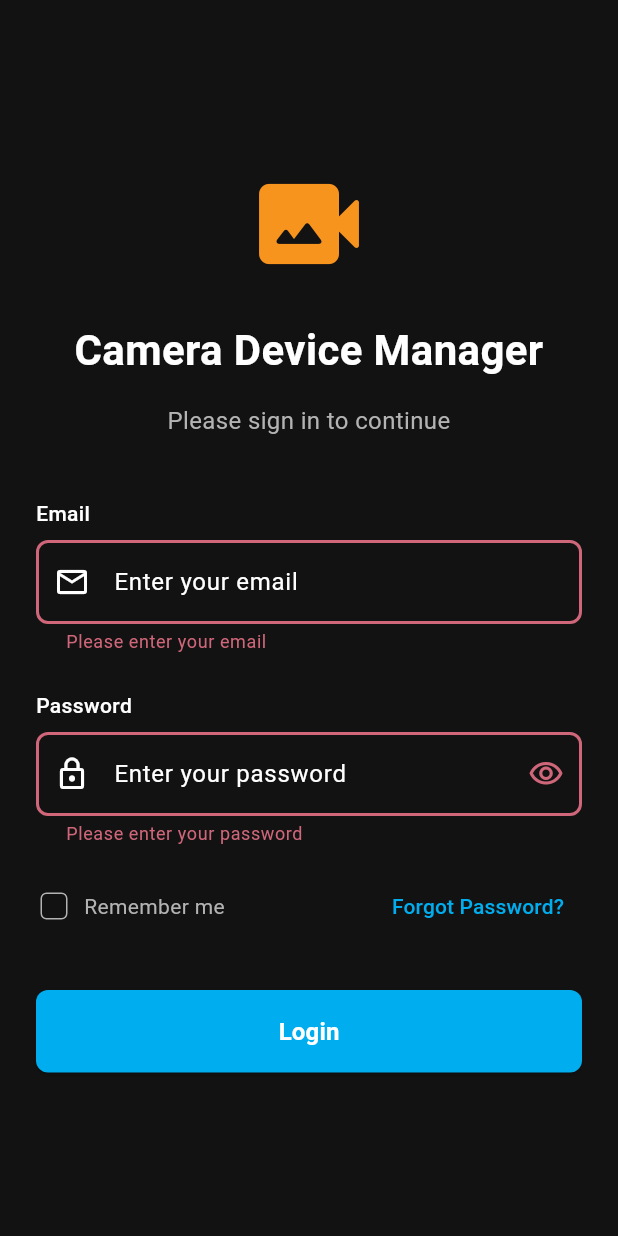
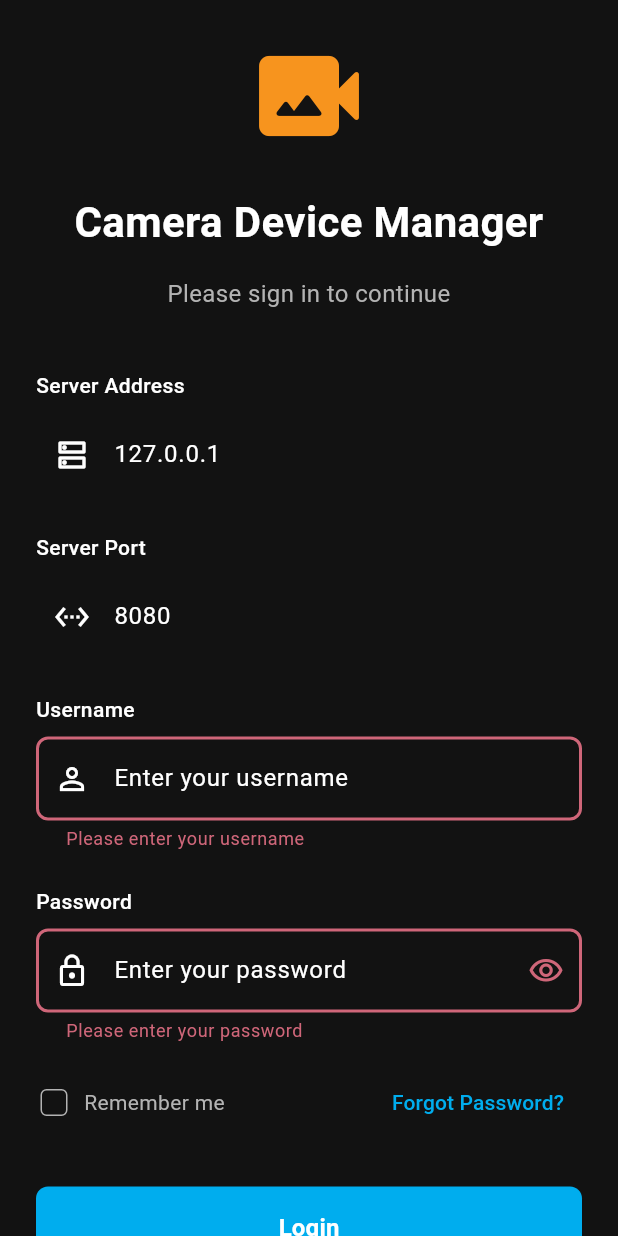
Before and after one commit to Wazirri/flutter-camera-device-management, a Flutter app: the screen it shows after launch, after a tap on "Login", on a phone screen of 412 x 824 dp. Run offline on Flutter 3.47's test engine with Material 3 defaults, Android fonts, the phone set to English and light mode, and no system bars.

Commit message:
Add WebSocket functionality for real-time communication

```diff
--- a/lib/main.dart
+++ b/lib/main.dart
@@ -3,6 +3,7 @@ import 'dart:io' show Platform;
 import 'package:flutter/material.dart';
 import 'package:flutter/services.dart';
 import 'package:flutter/foundation.dart' show kIsWeb;
+import 'package:provider/provider.dart';
 import 'screens/cameras_screen.dart';
 import 'screens/dashboard_screen.dart';
 import 'screens/devices_screen.dart';
@@ -10,10 +11,12 @@ import 'screens/live_view_screen.dart';
 import 'screens/login_screen.dart';
 import 'screens/record_view_screen.dart';
 import 'screens/settings_screen.dart';
+import 'screens/websocket_log_screen.dart';
 import 'theme/app_theme.dart';
 import 'utils/responsive_helper.dart';
 import 'widgets/desktop_menu.dart';
 import 'widgets/mobile_menu.dart';
+import 'providers/websocket_provider.dart';
 
 Future<void> main() async {
   // This captures errors that happen during initialization
@@ -97,7 +100,11 @@ class _MyAppState extends State<MyApp> with WidgetsBindingObserver {
 
   @override
   Widget build(BuildContext context) {
-    return MaterialApp(
+    return MultiProvider(
+      providers: [
+        ChangeNotifierProvider(create: (_) => WebSocketProvider()),
+      ],
+      child: MaterialApp(
         title: 'Camera Device Manager',
         theme: AppTheme.darkTheme,
         debugShowCheckedModeBanner: false,
@@ -110,7 +117,9 @@ class _MyAppState extends State<MyApp> with WidgetsBindingObserver {
           '/cameras': (context) => const AppShell(child: CamerasScreen()),
           '/devices': (context) => const AppShell(child: DevicesScreen()),
           '/settings': (context) => const AppShell(child: SettingsScreen()),
+          '/websocket-logs': (context) => const WebSocketLogScreen(),
         },
+      ),
     );
   }
 }
--- /dev/null
+++ b/lib/providers/websocket_provider.dart
@@ -0,0 +1,35 @@
+import 'package:flutter/material.dart';
+import '../services/websocket_service.dart';
+
+class WebSocketProvider extends ChangeNotifier {
+  final WebSocketService _webSocketService = WebSocketService();
+
+  bool get isConnected => _webSocketService.isConnected;
+  List<String> get messageLog => _webSocketService.messageLog;
+
+  // Connect to WebSocket server
+  Future<bool> connect(String address, String port, String username, String password) async {
+    return await _webSocketService.connect(address, port, username, password);
+  }
+
+  // Send a message
+  void sendMessage(String message) {
+    _webSocketService.sendMessage(message);
+  }
+
+  // Disconnect WebSocket
+  void disconnect() {
+    _webSocketService.disconnect();
+  }
+
+  // Clear message log
+  void clearLog() {
+    _webSocketService.clearLog();
+  }
+
+  @override
+  void dispose() {
+    _webSocketService.dispose();
+    super.dispose();
+  }
+}
--- a/lib/screens/login_screen.dart
+++ b/lib/screens/login_screen.dart
@@ -1,6 +1,8 @@
 import 'package:flutter/material.dart';
+import 'package:provider/provider.dart';
 import '../theme/app_theme.dart';
 import '../utils/responsive_helper.dart';
+import '../providers/websocket_provider.dart';
 
 class LoginScreen extends StatefulWidget {
   const LoginScreen({Key? key}) : super(key: key);
@@ -13,13 +15,27 @@ class _LoginScreenState extends State<LoginScreen> {
   final _formKey = GlobalKey<FormState>();
   final _emailController = TextEditingController();
   final _passwordController = TextEditingController();
+  final _serverAddressController = TextEditingController();
+  final _serverPortController = TextEditingController();
   bool _isPasswordVisible = false;
   bool _rememberMe = false;
+  bool _isConnecting = false;
+  String _connectionStatus = '';
+
+  @override
+  void initState() {
+    super.initState();
+    // Set default values for testing
+    _serverAddressController.text = '127.0.0.1';
+    _serverPortController.text = '8080';
+  }
 
   @override
   void dispose() {
     _emailController.dispose();
     _passwordController.dispose();
+    _serverAddressController.dispose();
+    _serverPortController.dispose();
     super.dispose();
   }
 
@@ -178,8 +194,63 @@ class _LoginScreenState extends State<LoginScreen> {
       child: Column(
         crossAxisAlignment: CrossAxisAlignment.start,
         children: [
+          // Server address field
           const Text(
-            'Email',
+            'Server Address',
+            style: TextStyle(
+              fontWeight: FontWeight.w500,
+              color: AppTheme.darkTextPrimary,
+            ),
+          ),
+          const SizedBox(height: 8),
+          TextFormField(
+            controller: _serverAddressController,
+            keyboardType: TextInputType.text,
+            decoration: const InputDecoration(
+              hintText: 'Enter server address',
+              prefixIcon: Icon(Icons.dns_outlined),
+            ),
+            validator: (value) {
+              if (value == null || value.isEmpty) {
+                return 'Please enter server address';
+              }
+              return null;
+            },
+          ),
+          const SizedBox(height: 24),
+
+          // Server port field
+          const Text(
+            'Server Port',
+            style: TextStyle(
+              fontWeight: FontWeight.w500,
+              color: AppTheme.darkTextPrimary,
+            ),
+          ),
+          const SizedBox(height: 8),
+          TextFormField(
+            controller: _serverPortController,
+            keyboardType: TextInputType.number,
+            decoration: const InputDecoration(
+              hintText: 'Enter server port',
+              prefixIcon: Icon(Icons.settings_ethernet_outlined),
+            ),
+            validator: (value) {
+              if (value == null || value.isEmpty) {
+                return 'Please enter server port';
+              }
+              // Check if port is a valid number
+              if (int.tryParse(value) == null) {
+                return 'Port must be a number';
+              }
+              return null;
+            },
+          ),
+          const SizedBox(height: 24),
+
+          // Username field (renamed from Email)
+          const Text(
+            'Username',
             style: TextStyle(
               fontWeight: FontWeight.w500,
               color: AppTheme.darkTextPrimary,
@@ -188,23 +259,21 @@ class _LoginScreenState extends State<LoginScreen> {
           const SizedBox(height: 8),
           TextFormField(
             controller: _emailController,
-            keyboardType: TextInputType.emailAddress,
+            keyboardType: TextInputType.text,
             decoration: const InputDecoration(
-              hintText: 'Enter your email',
-              prefixIcon: Icon(Icons.email_outlined),
+              hintText: 'Enter your username',
+              prefixIcon: Icon(Icons.person_outline),
             ),
             validator: (value) {
               if (value == null || value.isEmpty) {
-                return 'Please enter your email';
-              }
-              if (!RegExp(r'^[a-zA-Z0-9.]+@[a-zA-Z0-9]+\.[a-zA-Z]+')
-                  .hasMatch(value)) {
-                return 'Please enter a valid email';
+                return 'Please enter your username';
               }
               return null;
             },
           ),
           const SizedBox(height: 24),
+
+          // Password field
           const Text(
             'Password',
             style: TextStyle(
@@ -236,11 +305,24 @@ class _LoginScreenState extends State<LoginScreen> {
               if (value == null || value.isEmpty) {
                 return 'Please enter your password';
               }
-              if (value.length < 6) {
-                return 'Password must be at least 6 characters';
-              }
               return null;
             },
+          ),
+
+          // Connection status message
+          if (_connectionStatus.isNotEmpty)
+            Padding(
+              padding: const EdgeInsets.only(top: 16.0),
+              child: Text(
+                _connectionStatus,
+                style: TextStyle(
+                  color: _connectionStatus.contains('Error') ||
+                         _connectionStatus.contains('Failed')
+                      ? Colors.red
+                      : Colors.green,
+                  fontWeight: FontWeight.w500,
+                ),
+              ),
             ),
         ],
       ),
@@ -295,7 +377,7 @@ class _LoginScreenState extends State<LoginScreen> {
 
   Widget _buildLoginButton() {
     return ElevatedButton(
-      onPressed: _handleLogin,
+      onPressed: _isConnecting ? null : _handleLogin,
       style: ElevatedButton.styleFrom(
         backgroundColor: AppTheme.primaryBlue,
         foregroundColor: Colors.white,
@@ -304,7 +386,16 @@ class _LoginScreenState extends State<LoginScreen> {
           borderRadius: BorderRadius.circular(8),
         ),
       ),
-      child: const Text(
+      child: _isConnecting
+          ? const SizedBox(
+              height: 20,
+              width: 20,
+              child: CircularProgressIndicator(
+                strokeWidth: 2,
+                color: Colors.white,
+              ),
+            )
+          : const Text(
               'Login',
               style: TextStyle(
                 fontSize: 16,
@@ -314,10 +405,52 @@ class _LoginScreenState extends State<LoginScreen> {
     );
   }
 
-  void _handleLogin() {
+  Future<void> _handleLogin() async {
     if (_formKey.currentState?.validate() ?? false) {
-      // This is just UI design, no implementation
+      // Get form values
+      final serverAddress = _serverAddressController.text;
+      final serverPort = _serverPortController.text;
+      final username = _emailController.text;
+      final password = _passwordController.text;
+
+      setState(() {
+        _isConnecting = true;
+        _connectionStatus = 'Connecting to WebSocket...';
+      });
+
+      try {
+        // Get WebSocket provider
+        final webSocketProvider = Provider.of<WebSocketProvider>(context, listen: false);
+
+        // Connect to WebSocket
+        final connected = await webSocketProvider.connect(
+          serverAddress,
+          serverPort,
+          username,
+          password,
+        );
+
+        if (connected) {
+          setState(() {
+            _connectionStatus = 'Connected successfully!';
+            _isConnecting = false;
+          });
+
+          // Navigate to dashboard after successful connection
           Navigator.pushReplacementNamed(context, '/dashboard');
+        } else {
+          setState(() {
+            _connectionStatus = 'Failed to connect to WebSocket server';
+            _isConnecting = false;
+          });
+        }
+      } catch (e) {
+        setState(() {
+          _connectionStatus = 'Error: ${e.toString()}';
+          _isConnecting = false;
+        });
+        debugPrint('WebSocket connection error: $e');
       }
     }
   }
+}
--- a/pubspec.yaml
+++ b/pubspec.yaml
@@ -15,6 +15,7 @@ dependencies:
   http: ^1.1.0
   intl: ^0.18.1
   flutter_svg: ^2.0.7
+  web_socket_channel: ^2.4.0
 
 dev_dependencies:
   flutter_test:
```
Also changed, not shown: lib/screens/settings_screen.dart (+23 -0 lines), lib/screens/websocket_log_screen.dart (added, +98 -0 lines), lib/services/websocket_service.dart (added, +154 -0 lines), pubspec.lock. Lines whose indentation alone changed are shown as unchanged.
